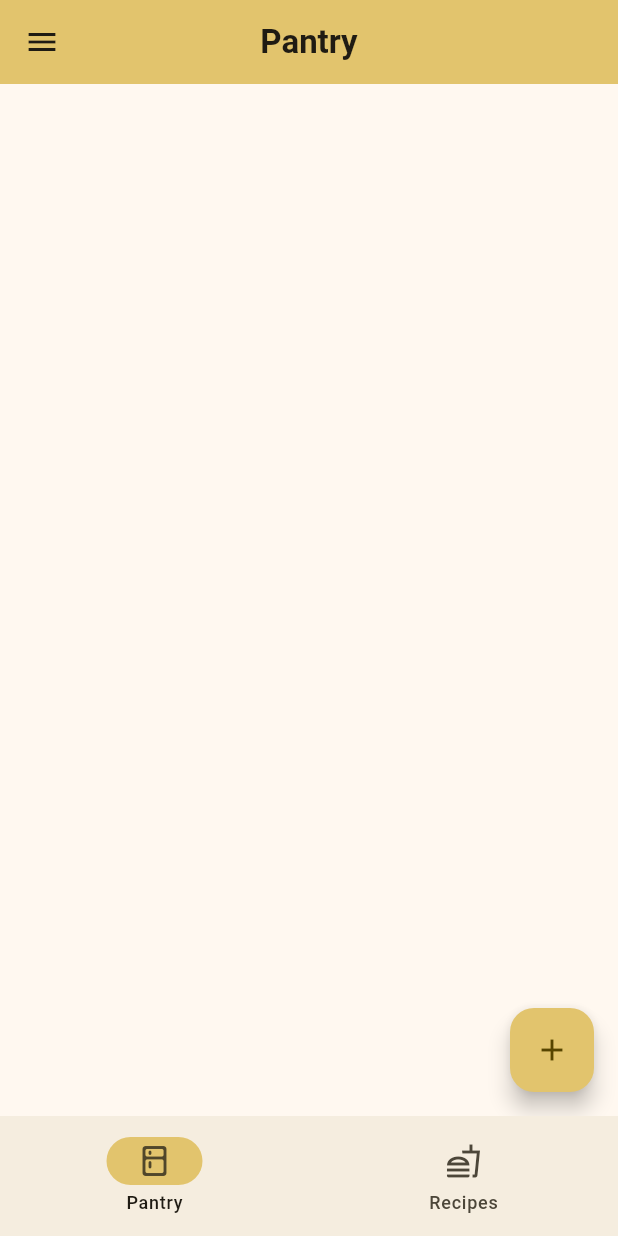
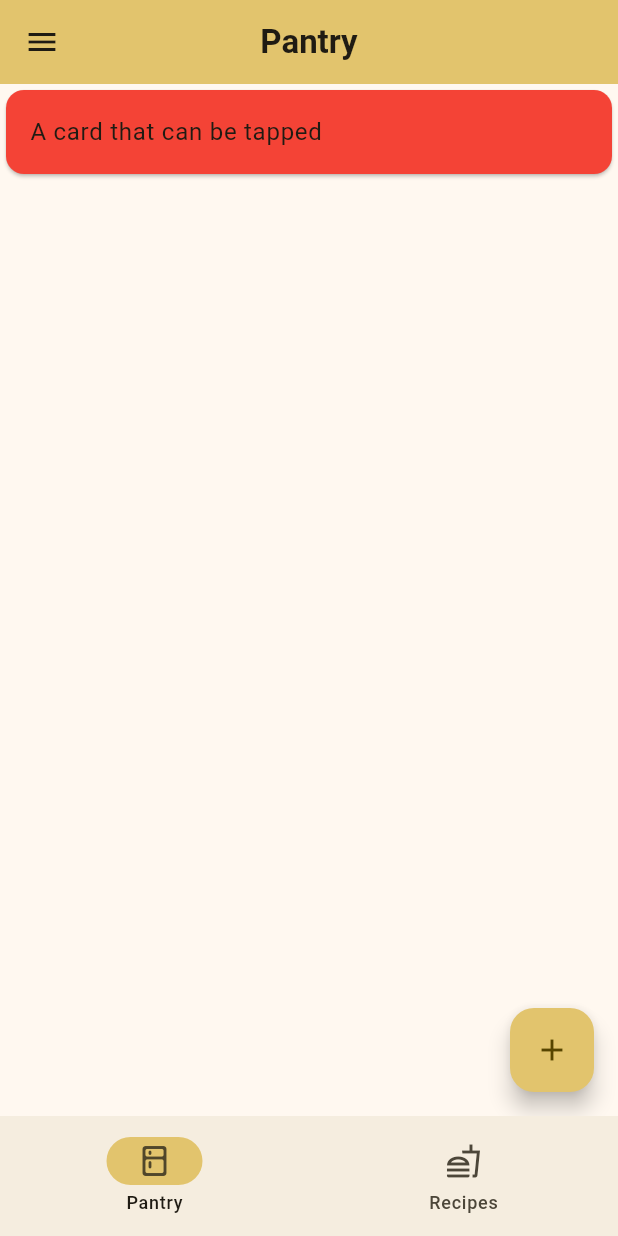
Before and after one commit to Aayushstha03/fridge-manager, a Flutter app: the screen it shows after launch, on a phone screen of 412 x 824 dp. Run offline on Flutter 3.47's test engine with Material 3 defaults, Android fonts, the light colour scheme and no system bars.

Commit message:
demo card tab

```diff
--- a/lib/pages/pantry_page.dart
+++ b/lib/pages/pantry_page.dart
@@ -30,31 +30,57 @@ class _PantryPageState extends State<PantryPage> {
             children: [],
           ),
         ),
-        body: ListView.builder(
-          itemCount: value.currentPantry.length,
-          itemBuilder: (context, index) {
-            return ListTile(
-              leading: value.getPantryContents()[index].icon,
-              title: Text(value.getPantryContents()[index].name),
-              trailing: FilledButton(
-                style: ButtonStyle(
-                  backgroundColor: MaterialStateProperty.resolveWith<Color?>(
-                    (Set<MaterialState> states) {
-                      if (states.contains(MaterialState.pressed)) {
-                        return Colors.red.withOpacity(0.5);
-                      }
-                      return Colors
-                          .red.shade500; // Use the component's default.
-                    },
-                  ),
+        // ** this is the code that presents stuff in current pantry
+        // body: ListView.builder(
+        //   itemCount: value.currentPantry.length,
+        //   itemBuilder: (context, index) {
+        //     return ListTile(
+        //       leading: value.getPantryContents()[index].icon,
+        //       title: Text(value.getPantryContents()[index].name),
+        //       trailing: FilledButton(
+        //         style: ButtonStyle(
+        //           backgroundColor: MaterialStateProperty.resolveWith<Color?>(
+        //             (Set<MaterialState> states) {
+        //               if (states.contains(MaterialState.pressed)) {
+        //                 return Colors.red.withOpacity(0.5);
+        //               }
+        //               return Colors
+        //                   .red.shade500; // Use the component's default.
+        //             },
+        //           ),
+        //         ),
+        //         onPressed: () {
+        //           value.removeFromPantry(value.getPantryContents()[index]);
+        //         },
+        //         child: const Icon(Icons.delete),
+        //       ),
+        //     );
+        //   },
+        // ),
+        // ** upto here
+        // ** here im building the new demo homepage:)
+        body: Column(
+          children: [
+            //red alert block
+            Card(
+              color: Colors.red.shade500,
+              clipBehavior: Clip.hardEdge,
+              child: InkWell(
+                splashColor: Colors.white.withAlpha(30),
+                onTap: () {
+                  debugPrint('Card tapped.');
+                },
+                child: const Column(
+                  mainAxisSize: MainAxisSize.min,
+                  children: <Widget>[
+                    ListTile(
+                      title: Text('A card that can be tapped'),
+                    ),
+                  ],
                 ),
-                onPressed: () {
-                  value.removeFromPantry(value.getPantryContents()[index]);
-                },
-                child: const Icon(Icons.delete),
               ),
-            );
-          },
+            ),
+          ],
         ),
         floatingActionButton: FloatingActionButton(
           backgroundColor: Theme.of(context).colorScheme.inversePrimary,
```
